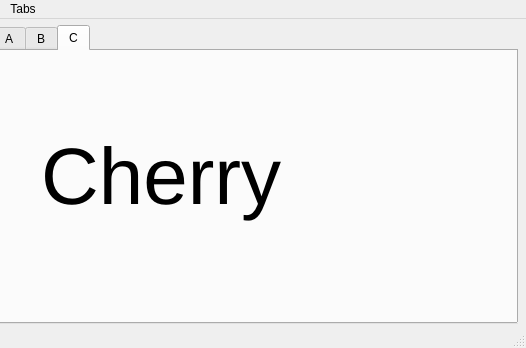
jstrickler/20250728AdvPython, file EXAMPLES/qt5/tabs.ui: the form before one commit.
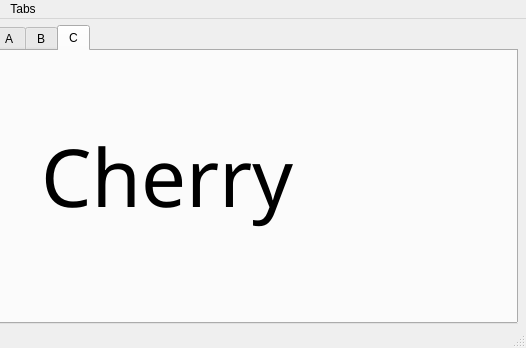
The form after the commit. The open tabs and pages were chosen to show the change.

```diff
--- a/EXAMPLES/qt5/tabs.ui
+++ b/EXAMPLES/qt5/tabs.ui
@@ -87,6 +87,7 @@
       </property>
       <property name="font">
        <font>
+        <family>Gurmukhi MN</family>
         <pointsize>60</pointsize>
        </font>
       </property>
```
Left out of the diff: 7 changed lines with no effect on the pictures.
